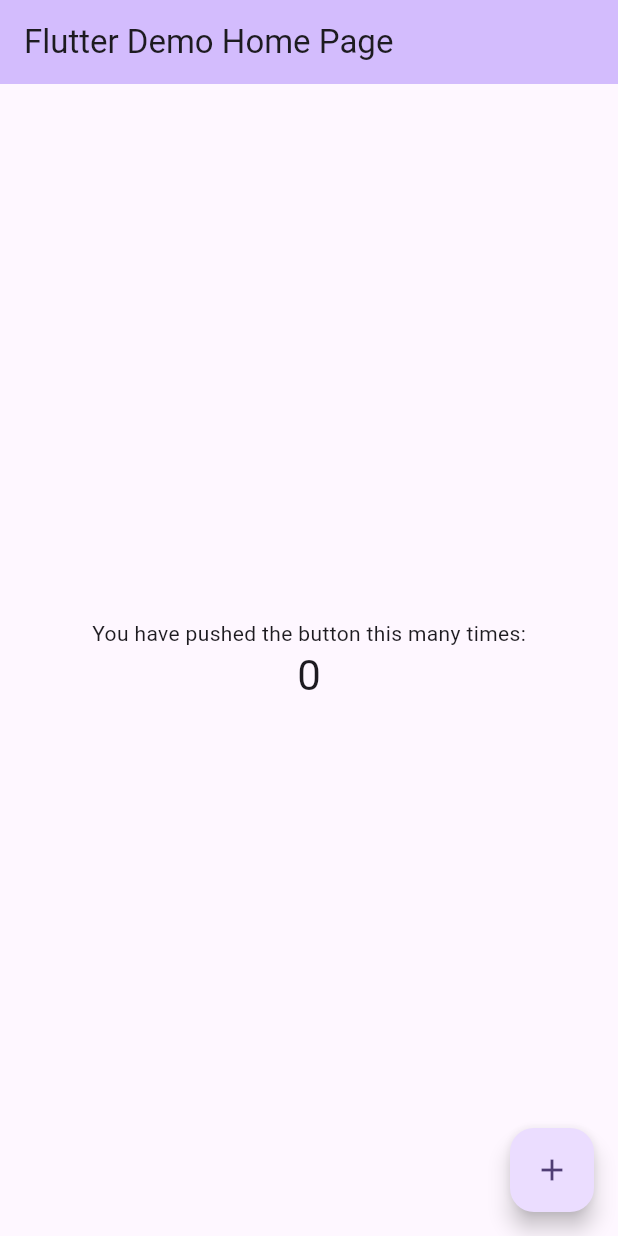
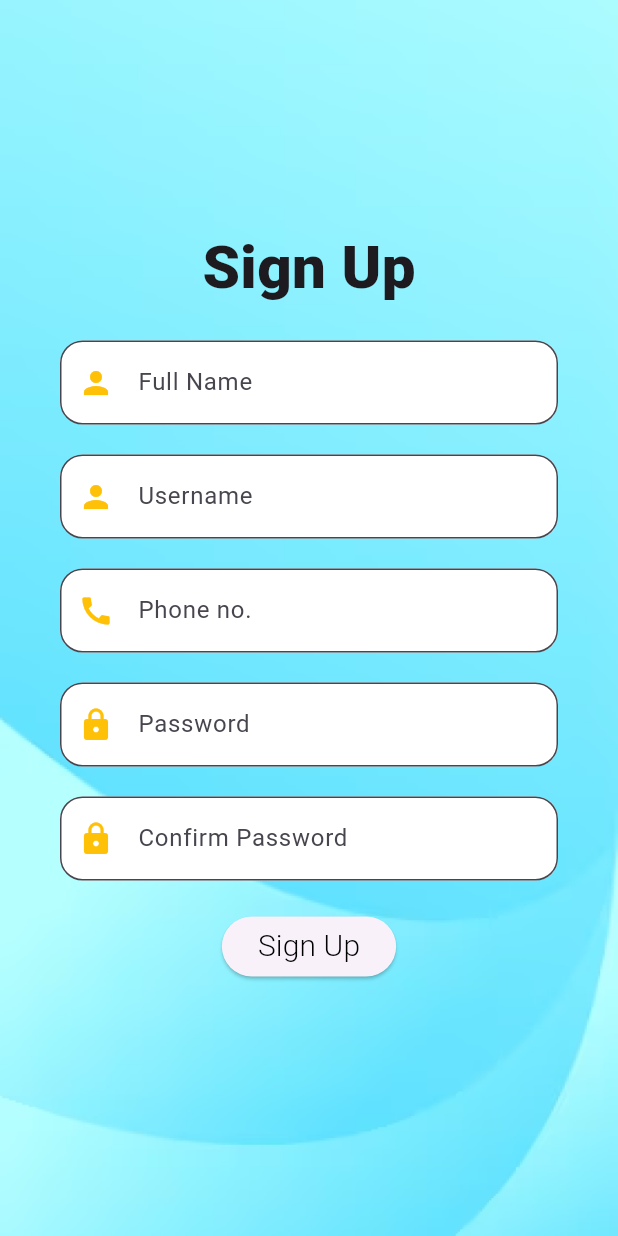
Before and after one commit to LavanyaMithbaokar/giftify-app, a Flutter app: the screen it shows after launch, on a phone screen of 412 x 824 dp. Run offline on Flutter 3.47's test engine with Material 3 defaults, Android fonts, the phone set to English and light mode, and no system bars; our stand-ins replace cloud_firestore, firebase_auth, firebase_core, flutter_bloc, flutter_riverpod, gap and 2 more; accounts and stored records are empty.

Commit message:
create user done

```diff
--- /dev/null
+++ b/lib/data/model/userManager.dart
@@ -0,0 +1,7 @@
+class Usermanager {
+  String? id;
+  String? name;
+  String? email;
+
+  Usermanager({required this.id, required this.email, required this.name});
+}
--- /dev/null
+++ b/lib/logic/bloc/splash_bloc.dart
@@ -0,0 +1,12 @@
+import 'package:flutter/material.dart';
+import 'package:flutter_bloc/flutter_bloc.dart';
+import 'package:giftify/logic/bloc/splash_state.dart';
+
+class SplashBloc extends Cubit<InitialState> {
+  SplashBloc() : super(SplashState());
+
+  Future<void> appStart() async {
+    await Future.delayed(Duration(seconds: 2));
+    emit(AuthState());
+  }
+}
--- /dev/null
+++ b/lib/logic/bloc/splash_state.dart
@@ -0,0 +1,7 @@
+abstract class InitialState {}
+
+class SplashState extends InitialState {}
+
+class AuthState extends InitialState {}
+
+class HomeState extends InitialState {}
--- /dev/null
+++ b/lib/logic/controller/authCont.dart
@@ -0,0 +1,19 @@
+import 'package:flutter/cupertino.dart';
+import 'package:flutter/material.dart';
+import 'package:flutter_riverpod/flutter_riverpod.dart';
+import 'package:get/get.dart';
+import 'package:giftify/data/model/userManager.dart';
+import 'package:giftify/logic/provider/auth.dart';
+import 'package:giftify/pages/homepage.dart';
+
+class AuthController extends GetxController {
+  Future<void> signup(String email, String password, WidgetRef ref,
+      BuildContext context) async {
+    await ref
+        .watch(authProvider.notifier)
+        .SignUpState(email, password, context);
+
+    Navigator.push(
+        context, MaterialPageRoute(builder: (context) => HomePage()));
+  }
+}
--- /dev/null
+++ b/lib/logic/provider/auth.dart
@@ -0,0 +1,28 @@
+import 'package:firebase_auth/firebase_auth.dart';
+import 'package:flutter/material.dart';
+import 'package:flutter_riverpod/flutter_riverpod.dart';
+import 'package:giftify/data/model/userManager.dart';
+import 'package:giftify/pages/signup.dart';
+
+class AuthProvider extends StateNotifier<Usermanager> {
+  AuthProvider() : super(Usermanager(id: "2", email: "", name: ""));
+
+  Future<void> SignUpState(
+      String email, String password, BuildContext context) async {
+    try {
+      await FirebaseAuth.instance
+          .createUserWithEmailAndPassword(email: email, password: password);
+      ScaffoldMessenger.of(context)
+          .showSnackBar(SnackBar(content: Text("Signup Successful")));
+    } on FirebaseAuthException catch (e) {
+      ScaffoldMessenger.of(context)
+          .showSnackBar(SnackBar(content: Text(e.message.toString())));
+    }
+  }
+}
+
+final authProvider = StateNotifierProvider<AuthProvider, Usermanager>(
+  (ref) {
+    return AuthProvider();
+  },
+);
--- a/lib/main.dart
+++ b/lib/main.dart
@@ -1,6 +1,17 @@
+import 'package:firebase_core/firebase_core.dart';
 import 'package:flutter/material.dart';
+import 'package:flutter_bloc/flutter_bloc.dart';
+import 'package:flutter_riverpod/flutter_riverpod.dart';
+import 'package:giftify/firebase_options.dart';
+import 'package:giftify/logic/bloc/splash_bloc.dart';
+import 'package:giftify/pages/main_page.dart';
 
-void main() {
+Future<void> main() async {
+  WidgetsFlutterBinding.ensureInitialized();
+
+  await Firebase.initializeApp(
+    options: DefaultFirebaseOptions.currentPlatform,
+  );
   runApp(const MyApp());
 }
 
@@ -10,116 +21,18 @@
   // This widget is the root of your application.
   @override
   Widget build(BuildContext context) {
-    return MaterialApp(
-      title: 'Flutter Demo',
-      theme: ThemeData(
-        // This is the theme of your application.
-        //
-        // TRY THIS: Try running your application with "flutter run". You'll see
-        // the application has a purple toolbar. Then, without quitting the app,
-        // try changing the seedColor in the colorScheme below to Colors.green
-        // and then invoke "hot reload" (save your changes or press the "hot
-        // reload" button in a Flutter-supported IDE, or press "r" if you used
-        // the command line to start the app).
-        //
-        // Notice that the counter didn't reset back to zero; the application
-        // state is not lost during the reload. To reset the state, use hot
-        // restart instead.
-        //
-        // This works for code too, not just values: Most code changes can be
-        // tested with just a hot reload.
-        colorScheme: ColorScheme.fromSeed(seedColor: Colors.deepPurple),
-        useMaterial3: true,
-      ),
-      home: const MyHomePage(title: 'Flutter Demo Home Page'),
+    return ProviderScope(
+      child: BlocProvider(
+          create: (context) => SplashBloc()..appStart(),
+          child: MaterialApp(
+            title: 'Flutter Demo',
+            debugShowCheckedModeBanner: false,
+            theme: ThemeData(
+              colorScheme: ColorScheme.fromSeed(seedColor: Colors.deepPurple),
+              useMaterial3: true,
+            ),
+            home: MainPage(),
+          )),
     );
   }
 }
-
-class MyHomePage extends StatefulWidget {
-  const MyHomePage({super.key, required this.title});
-
-  // This widget is the home page of your application. It is stateful, meaning
-  // that it has a State object (defined below) that contains fields that affect
-  // how it looks.
-
-  // This class is the configuration for the state. It holds the values (in this
-  // case the title) provided by the parent (in this case the App widget) and
-  // used by the build method of the State. Fields in a Widget subclass are
-  // always marked "final".
-
-  final String title;
-
-  @override
-  State<MyHomePage> createState() => _MyHomePageState();
-}
-
-class _MyHomePageState extends State<MyHomePage> {
-  int _counter = 0;
-
-  void _incrementCounter() {
-    setState(() {
-      // This call to setState tells the Flutter framework that something has
-      // changed in this State, which causes it to rerun the build method below
-      // so that the display can reflect the updated values. If we changed
-      // _counter without calling setState(), then the build method would not be
-      // called again, and so nothing would appear to happen.
-      _counter++;
-    });
-  }
-
-  @override
-  Widget build(BuildContext context) {
-    // This method is rerun every time setState is called, for instance as done
-    // by the _incrementCounter method above.
-    //
-    // The Flutter framework has been optimized to make rerunning build methods
-    // fast, so that you can just rebuild anything that needs updating rather
-    // than having to individually change instances of widgets.
-    return Scaffold(
-      appBar: AppBar(
-        // TRY THIS: Try changing the color here to a specific color (to
-        // Colors.amber, perhaps?) and trigger a hot reload to see the AppBar
-        // change color while the other colors stay the same.
-        backgroundColor: Theme.of(context).colorScheme.inversePrimary,
-        // Here we take the value from the MyHomePage object that was created by
-        // the App.build method, and use it to set our appbar title.
-        title: Text(widget.title),
-      ),
-      body: Center(
-        // Center is a layout widget. It takes a single child and positions it
-        // in the middle of the parent.
-        child: Column(
-          // Column is also a layout widget. It takes a list of children and
-          // arranges them vertically. By default, it sizes itself to fit its
-          // children horizontally, and tries to be as tall as its parent.
-          //
-          // Column has various properties to control how it sizes itself and
-          // how it positions its children. Here we use mainAxisAlignment to
-          // center the children vertically; the main axis here is the vertical
-          // axis because Columns are vertical (the cross axis would be
-          // horizontal).
-          //
-          // TRY THIS: Invoke "debug painting" (choose the "Toggle Debug Paint"
-          // action in the IDE, or press "p" in the console), to see the
-          // wireframe for each widget.
-          mainAxisAlignment: MainAxisAlignment.center,
-          children: <Widget>[
-            const Text(
-              'You have pushed the button this many times:',
-            ),
-            Text(
-              '$_counter',
-              style: Theme.of(context).textTheme.headlineMedium,
-            ),
-          ],
-        ),
-      ),
-      floatingActionButton: FloatingActionButton(
-        onPressed: _incrementCounter,
-        tooltip: 'Increment',
-        child: const Icon(Icons.add),
-      ), // This trailing comma makes auto-formatting nicer for build methods.
-    );
-  }
-}
--- /dev/null
+++ b/lib/pages/main_page.dart
@@ -0,0 +1,31 @@
+import 'package:flutter/material.dart';
+import 'package:flutter_bloc/flutter_bloc.dart';
+import 'package:flutter_riverpod/flutter_riverpod.dart';
+import 'package:giftify/logic/bloc/splash_bloc.dart';
+import 'package:giftify/logic/bloc/splash_state.dart';
+import 'package:giftify/pages/signup.dart';
+import 'package:giftify/pages/splash.dart';
+
+class MainPage extends StatefulWidget {
+  const MainPage({super.key});
+
+  @override
+  State<MainPage> createState() => _MainPageState();
+}
+
+class _MainPageState extends State<MainPage> {
+  @override
+  Widget build(BuildContext context) {
+    return BlocBuilder<SplashBloc, InitialState>(
+      builder: (context, state) {
+        if (state is AuthState) {
+          return SignUp();
+        } else if (state is SplashState) {
+          return SplashPages();
+        } else {
+          return SplashPages();
+        }
+      },
+    );
+  }
+}
--- /dev/null
+++ b/lib/pages/signup.dart
@@ -0,0 +1,169 @@
+import 'package:cloud_firestore/cloud_firestore.dart';
+import 'package:flutter/material.dart';
+import 'package:flutter_riverpod/flutter_riverpod.dart';
+import 'package:gap/gap.dart';
+import 'package:get/get.dart';
+import 'package:giftify/logic/controller/authCont.dart';
+import 'package:giftify/logic/provider/auth.dart';
+import 'package:giftify/pages/homepage.dart';
+import 'package:google_fonts/google_fonts.dart';
+
+class SignUp extends ConsumerStatefulWidget {
+  const SignUp({super.key});
+
+  @override
+  ConsumerState<SignUp> createState() => _SignUpState();
+}
+
+class _SignUpState extends ConsumerState<SignUp> {
+  TextEditingController name = TextEditingController();
+  TextEditingController username = TextEditingController();
+  TextEditingController password = TextEditingController();
+  TextEditingController confirmPass = TextEditingController();
+
+  @override
+  void dispose() {
+    // TODO: implement dispose
+    super.dispose();
+    name.dispose();
+    username.dispose();
+    password.dispose();
+    confirmPass.dispose();
+  }
+
+  //final FirebaseFirestore _firestore = FirebaseFirestore.instance;
+
+  @override
+  Widget build(BuildContext context) {
+    return Scaffold(
+        body: GetBuilder(
+            init: AuthController(),
+            builder: (ctrl) {
+              return SingleChildScrollView(
+                  child: Container(
+                width: MediaQuery.of(context).size.width,
+                height: MediaQuery.of(context).size.height,
+                decoration: const BoxDecoration(
+                  image: DecorationImage(
+                      image: AssetImage("assets/images/bg.png"),
+                      fit: BoxFit.cover),
+                ),
+                child: Form(
+                    child: Column(
+                  mainAxisAlignment: MainAxisAlignment.start,
+                  crossAxisAlignment: CrossAxisAlignment.center,
+                  children: [
+                    const Gap(150),
+                    const Text(
+                      "Sign Up",
+                      style: TextStyle(
+                        fontSize: 40,
+                        fontWeight: FontWeight.w900,
+                      ),
+                    ),
+                    const Gap(20),
+                    Container(
+                      padding: EdgeInsets.symmetric(horizontal: 40),
+                      child: TextField(
+                        controller: name,
+                        decoration: InputDecoration(
+                          labelText: "Full Name",
+                          prefixIcon: Icon(Icons.person),
+                          prefixIconColor: Colors.amber[500],
+                          fillColor: Colors.white,
+                          filled: true,
+                          border: OutlineInputBorder(
+                            borderRadius: BorderRadius.circular(15),
+                          ),
+                        ),
+                      ),
+                    ),
+                    const Gap(20),
+                    Container(
+                      padding: EdgeInsets.symmetric(horizontal: 40),
+                      child: TextField(
+                        controller: username,
+                        decoration: InputDecoration(
+                          labelText: "Username",
+                          prefixIcon: Icon(Icons.person),
+                          prefixIconColor: Colors.amber[500],
+                          fillColor: Colors.white,
+                          filled: true,
+                          border: OutlineInputBorder(
+                            borderRadius: BorderRadius.circular(15),
+                          ),
+                        ),
+                      ),
+                    ),
+                    const Gap(20),
+                    Container(
+                      padding: EdgeInsets.symmetric(horizontal: 40),
+                      child: TextField(
+                        controller: name,
+                        decoration: InputDecoration(
+                          labelText: "Phone no.",
+                          prefixIcon: Icon(Icons.call),
+                          prefixIconColor: Colors.amber[500],
+                          fillColor: Colors.white,
+                          filled: true,
+                          border: OutlineInputBorder(
+                            borderRadius: BorderRadius.circular(15),
+                          ),
+                        ),
+                      ),
+                    ),
+                    const Gap(20),
+                    Container(
+                      padding: EdgeInsets.symmetric(horizontal: 40),
+                      child: TextField(
+                        controller: password,
+                        decoration: InputDecoration(
+                          labelText: "Password",
+                          prefixIcon: Icon(Icons.lock),
+                          prefixIconColor: Colors.amber[500],
+                          fillColor: Colors.white,
+                          filled: true,
+                          border: OutlineInputBorder(
+                            borderRadius: BorderRadius.circular(15),
+                          ),
+                        ),
+                      ),
+                    ),
+                    const Gap(20),
+                    Container(
+                      padding: EdgeInsets.symmetric(horizontal: 40),
+                      child: TextField(
+                        controller: confirmPass,
+                        decoration: InputDecoration(
+                          labelText: "Confirm Password",
+                          prefixIcon: Icon(Icons.lock),
+                          prefixIconColor: Colors.amber[500],
+                          fillColor: Colors.white,
+                          filled: true,
+                          border: OutlineInputBorder(
+                            borderRadius: BorderRadius.circular(15),
+                          ),
+                        ),
+                      ),
+                    ),
+                    Gap(20),
+                    ElevatedButton(
+                      onPressed: () async {
+                        await ctrl.signup(
+                            username.text, password.text, ref, context);
+                      },
+                      child: const Text(
+                        "Sign Up",
+                        style: TextStyle(
+                          color: Colors.black,
+                          fontSize: 20,
+                          fontWeight: FontWeight.w300,
+                        ),
+                      ),
+                    ),
+                  ],
+                )),
+              ));
+            }));
+  }
+}
```
Also changed, not shown: lib/pages/homepage.dart (added, +112 -0 lines), lib/pages/login.dart (added, +166 -0 lines), lib/pages/splash.dart (added, +26 -0 lines), pubspec.yaml (+13 -4 lines), assets/images/bg.png (added), assets/images/logo.png (added), pubspec.lock, 7 other files.
